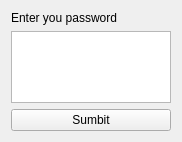
First picture: the form in access_screen.ui, repository MrSteelRat/Client, before the edit.
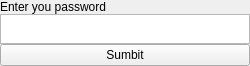
Second picture: the form after the edit.

Patch:
```diff
--- a/access_screen.ui
+++ b/access_screen.ui
@@ -6,14 +6,47 @@
    <rect>
     <x>0</x>
     <y>0</y>
-    <width>182</width>
-    <height>142</height>
+    <width>250</width>
+    <height>63</height>
    </rect>
   </property>
+  <property name="sizePolicy">
+   <sizepolicy hsizetype="Fixed" vsizetype="Fixed">
+    <horstretch>0</horstretch>
+    <verstretch>0</verstretch>
+   </sizepolicy>
+  </property>
+  <property name="minimumSize">
+   <size>
+    <width>0</width>
+    <height>0</height>
+   </size>
+  </property>
+  <property name="maximumSize">
+   <size>
+    <width>300</width>
+    <height>100</height>
+   </size>
+  </property>
   <property name="windowTitle">
    <string>Form</string>
   </property>
-  <layout class="QVBoxLayout" name="verticalLayout">
+  <layout class="QVBoxLayout" name="verticalLayout" stretch="1,1,1">
+   <property name="spacing">
+    <number>0</number>
+   </property>
+   <property name="leftMargin">
+    <number>0</number>
+   </property>
+   <property name="topMargin">
+    <number>0</number>
+   </property>
+   <property name="rightMargin">
+    <number>0</number>
+   </property>
+   <property name="bottomMargin">
+    <number>0</number>
+   </property>
    <item>
     <widget class="QLabel" name="label">
      <property name="text">
@@ -22,7 +55,20 @@
     </widget>
    </item>
    <item>
-    <widget class="QPlainTextEdit" name="place_password"/>
+    <widget class="QPlainTextEdit" name="place_password">
+     <property name="sizePolicy">
+      <sizepolicy hsizetype="Minimum" vsizetype="Minimum">
+       <horstretch>0</horstretch>
+       <verstretch>0</verstretch>
+      </sizepolicy>
+     </property>
+     <property name="maximumSize">
+      <size>
+       <width>250</width>
+       <height>30</height>
+      </size>
+     </property>
+    </widget>
    </item>
    <item>
     <widget class="QPushButton" name="btn_submit">
```
